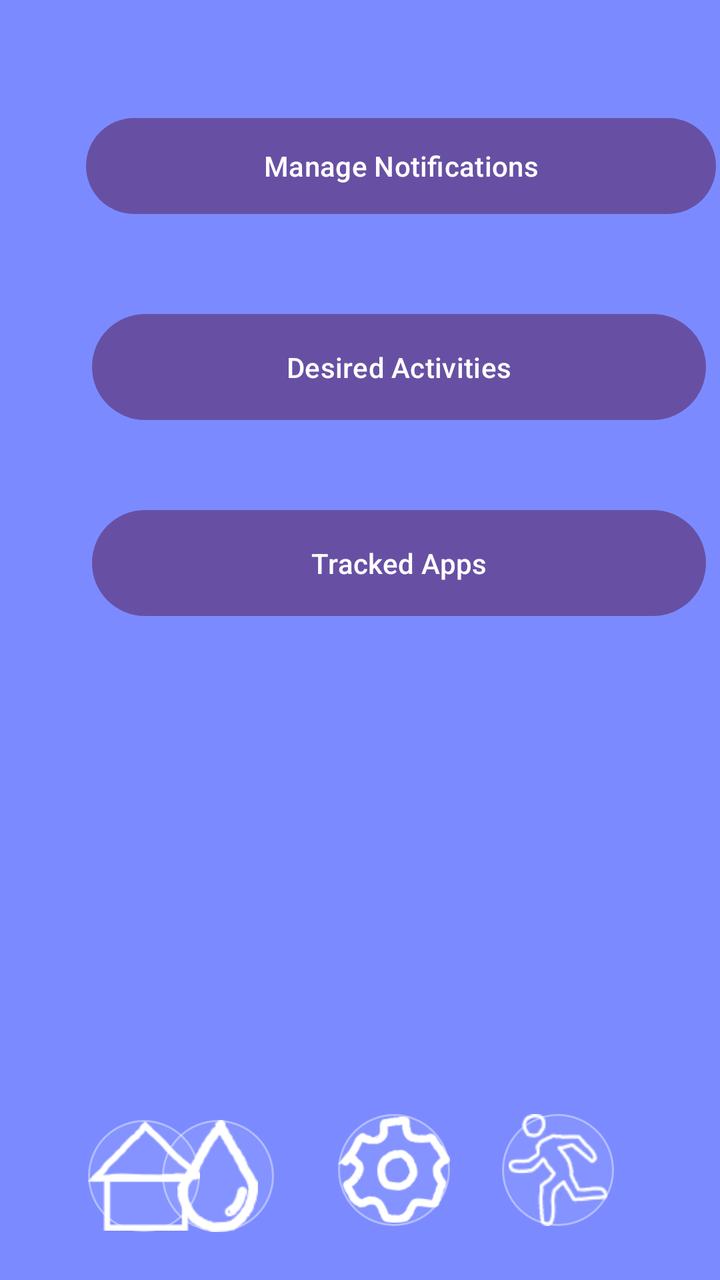
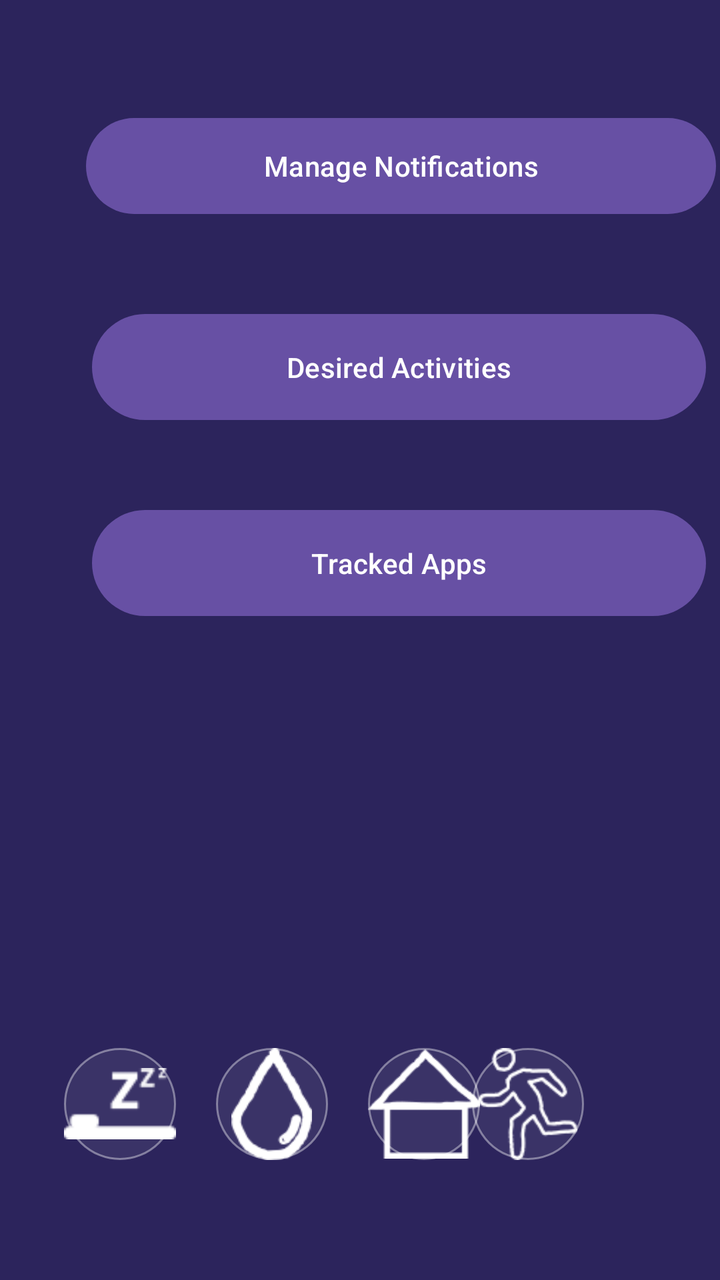

Screens rendered from an Android XML layout before and after an edit, with the pre-edit source and the edit as a unified diff.
<!-- AndroidManifest.xml: application theme Theme.Hackaton -->
<!-- res/layout/settings_activity.xml -->
<androidx.constraintlayout.widget.ConstraintLayout xmlns:android="http://schemas.android.com/apk/res/android"
    xmlns:app="http://schemas.android.com/apk/res-auto"
    xmlns:tools="http://schemas.android.com/tools"
    android:layout_width="match_parent"
    android:layout_height="match_parent"
    android:background="#b84a62ff">


    <ImageButton
        android:id="@+id/SetingsHomeButton"
        android:layout_width="56dp"
        android:layout_height="56dp"
        android:layout_marginStart="44dp"
        android:layout_marginBottom="24dp"
        android:background="@drawable/round_button_background"
        android:contentDescription="Button 1"
        android:scaleType="centerInside"
        android:src="@drawable/ic_home"
        app:layout_constraintBottom_toBottomOf="parent"
        app:layout_constraintStart_toStartOf="parent"
        app:tint="#FFFFFF" />

    <ImageButton
        android:id="@+id/SettingsActivityButton"
        android:layout_width="56dp"
        android:layout_height="56dp"
        android:layout_marginEnd="53dp"
        android:layout_marginBottom="27dp"
        android:background="@drawable/round_button_background"
        android:contentDescription="Button 3"
        android:scaleType="centerInside"
        android:src="@drawable/ic_sport"
        app:layout_constraintBottom_toBottomOf="parent"
        app:layout_constraintEnd_toEndOf="parent"
        app:tint="#FFFFFF" />

    <ImageButton
        android:id="@+id/settingsActivityButton4"
        android:layout_width="56dp"
        android:layout_height="56dp"
        android:layout_marginEnd="32dp"
        android:layout_marginBottom="24dp"
        android:background="@drawable/round_button_background"
        android:contentDescription="Button 3"
        android:scaleType="centerInside"
        android:src="@drawable/ic_water"
        app:layout_constraintBottom_toBottomOf="parent"
        app:layout_constraintEnd_toStartOf="@+id/SetingsSetingsButton"
        app:tint="#FFFFFF" />

    <ImageButton
        android:id="@+id/SetingsSetingsButton"
        android:layout_width="56dp"
        android:layout_height="56dp"
        android:layout_marginEnd="26dp"
        android:layout_marginBottom="27dp"
        android:background="@drawable/round_button_background"
        android:contentDescription="Button 3"
        android:scaleType="centerInside"
        android:src="@drawable/ic_settings"
        app:layout_constraintBottom_toBottomOf="parent"
        app:layout_constraintEnd_toStartOf="@+id/SettingsActivityButton"
        app:tint="#FFFFFF" />

    <Button
        android:id="@+id/button7"
        android:layout_width="315dp"
        android:layout_height="56dp"
        android:layout_marginStart="43dp"
        android:layout_marginTop="55dp"
        android:text="Manage Notifications"
        app:layout_constraintStart_toStartOf="parent"
        app:layout_constraintTop_toTopOf="parent" />

    <Button
        android:id="@+id/button8"
        android:layout_width="307dp"
        android:layout_height="61dp"
        android:layout_marginStart="46dp"
        android:layout_marginTop="42dp"
        android:text="Desired Activities"
        app:layout_constraintStart_toStartOf="parent"
        app:layout_constraintTop_toBottomOf="@+id/button7" />

    <Button
        android:id="@+id/button9"
        android:layout_width="307dp"
        android:layout_height="61dp"
        android:layout_marginStart="46dp"
        android:layout_marginTop="37dp"
        android:text="Tracked Apps"
        app:layout_constraintStart_toStartOf="parent"
        app:layout_constraintTop_toBottomOf="@+id/button8" />

</androidx.constraintlayout.widget.ConstraintLayout>
<!-- resources referenced by this layout -->
<resources>
  <!-- drawable ic_home: png bitmap (drawable, 1490 bytes) -->
  <!-- drawable ic_settings: png bitmap (drawable, 3147 bytes) -->
  <!-- drawable ic_sport: png bitmap (drawable, 2543 bytes) -->
  <!-- drawable ic_water: png bitmap (drawable, 1887 bytes) -->
  <!-- drawable round_button_background (drawable) -->
  <shape xmlns:android="http://schemas.android.com/apk/res/android" android:shape="oval">
      <solid android:color="#11FFFFFF" />
      <stroke android:width="1dp" android:color="#66FFFFFF" />
  </shape>
  <style name="Theme.Hackaton" parent="android:Theme.Material.Light.NoActionBar" />
</resources>

<!-- the commit's change to res/layout/settings_activity.xml (unified diff, before → after) -->
@@ -3,20 +3,22 @@
     xmlns:tools="http://schemas.android.com/tools"
     android:layout_width="match_parent"
     android:layout_height="match_parent"
-    android:background="#b84a62ff">
+    android:background="#2c245c">
 
 
     <ImageButton
         android:id="@+id/SetingsHomeButton"
         android:layout_width="56dp"
         android:layout_height="56dp"
-        android:layout_marginStart="44dp"
-        android:layout_marginBottom="24dp"
+        android:layout_marginStart="208dp"
+        android:layout_marginEnd="20dp"
+        android:layout_marginBottom="60dp"
         android:background="@drawable/round_button_background"
         android:contentDescription="Button 1"
         android:scaleType="centerInside"
         android:src="@drawable/ic_home"
         app:layout_constraintBottom_toBottomOf="parent"
+        app:layout_constraintEnd_toStartOf="@+id/SettingsActivityButton"
         app:layout_constraintStart_toStartOf="parent"
         app:tint="#FFFFFF" />
 
@@ -24,8 +26,8 @@
         android:id="@+id/SettingsActivityButton"
         android:layout_width="56dp"
         android:layout_height="56dp"
-        android:layout_marginEnd="53dp"
-        android:layout_marginBottom="27dp"
+        android:layout_marginEnd="68dp"
+        android:layout_marginBottom="60dp"
         android:background="@drawable/round_button_background"
         android:contentDescription="Button 3"
         android:scaleType="centerInside"
@@ -38,12 +40,12 @@
         android:id="@+id/settingsActivityButton4"
         android:layout_width="56dp"
         android:layout_height="56dp"
-        android:layout_marginEnd="32dp"
-        android:layout_marginBottom="24dp"
+        android:layout_marginEnd="20dp"
+        android:layout_marginBottom="60dp"
         android:background="@drawable/round_button_background"
         android:contentDescription="Button 3"
         android:scaleType="centerInside"
-        android:src="@drawable/ic_water"
+        android:src="@drawable/ic_sleep"
         app:layout_constraintBottom_toBottomOf="parent"
         app:layout_constraintEnd_toStartOf="@+id/SetingsSetingsButton"
         app:tint="#FFFFFF" />
@@ -52,14 +54,14 @@
         android:id="@+id/SetingsSetingsButton"
         android:layout_width="56dp"
         android:layout_height="56dp"
-        android:layout_marginEnd="26dp"
-        android:layout_marginBottom="27dp"
+        android:layout_marginEnd="20dp"
+        android:layout_marginBottom="60dp"
         android:background="@drawable/round_button_background"
         android:contentDescription="Button 3"
         android:scaleType="centerInside"
-        android:src="@drawable/ic_settings"
+        android:src="@drawable/ic_water"
         app:layout_constraintBottom_toBottomOf="parent"
-        app:layout_constraintEnd_toStartOf="@+id/SettingsActivityButton"
+        app:layout_constraintEnd_toStartOf="@+id/SetingsHomeButton"
         app:tint="#FFFFFF" />
 
     <Button
<!-- resource entries referenced after the edit -->
@@ -1,7 +1,7 @@
 <!-- resources referenced by this layout -->
 <resources>
   <!-- drawable ic_home: png bitmap (drawable, 1490 bytes) -->
-  <!-- drawable ic_settings: png bitmap (drawable, 3147 bytes) -->
+  <!-- drawable ic_sleep: png bitmap (drawable, 687 bytes) -->
   <!-- drawable ic_sport: png bitmap (drawable, 2543 bytes) -->
   <!-- drawable ic_water: png bitmap (drawable, 1887 bytes) -->
   <!-- drawable round_button_background (drawable) -->
